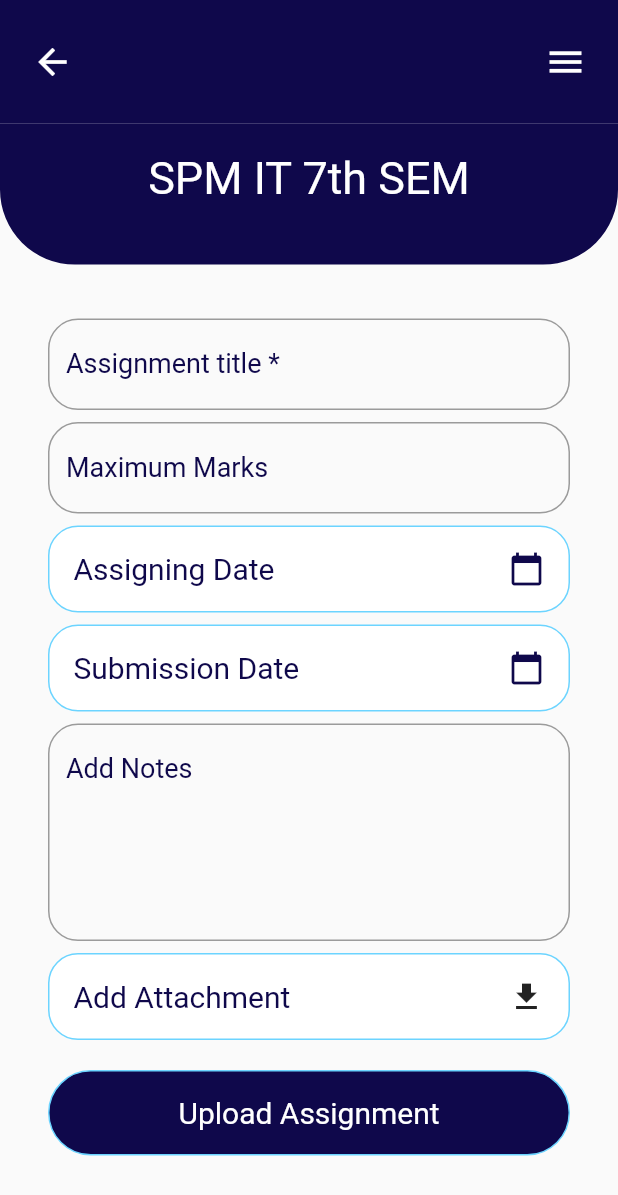
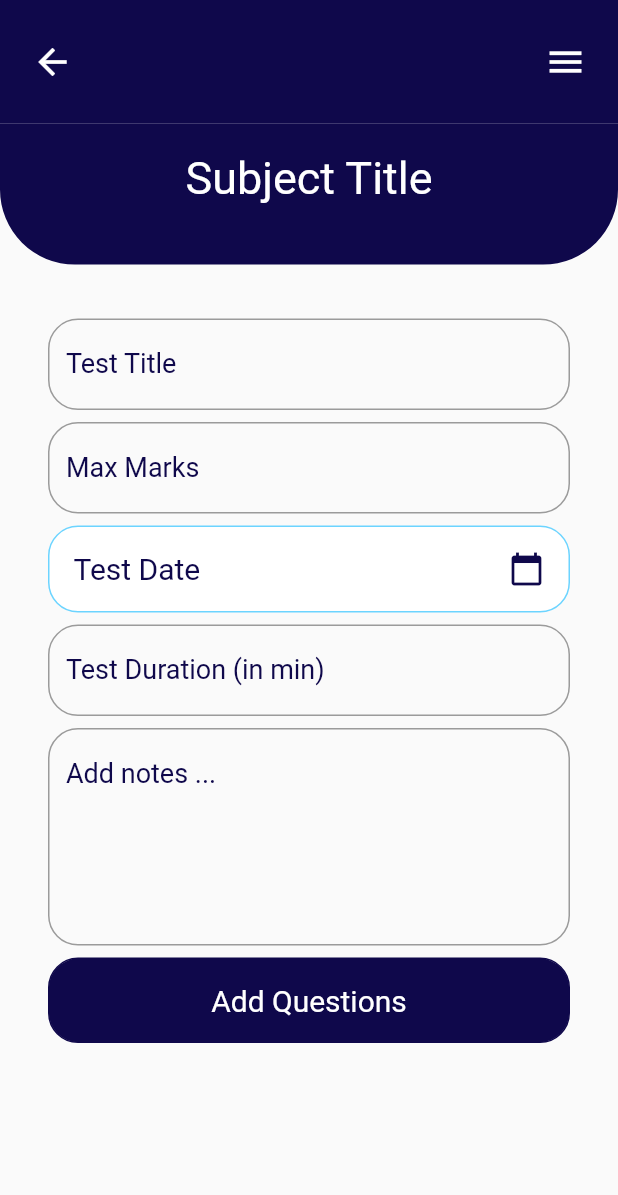
Before and after one commit to Upasana6/learningManagement, a Flutter app: the screen it shows after launch, on a phone screen of 412 x 824 dp. Shown: the top 1195 px of the screen. Run offline on Flutter 3.47's test engine with Material 2 defaults, Android fonts, the phone set to English and light mode, and no system bars; our stand-ins replace file_picker; missing offline and left inert: advance_pdf_viewer.

Commit message:
Some minor changes

```diff
--- a/lib/View/NotesAndAssignments/assignment_showing_page.dart
+++ b/lib/View/NotesAndAssignments/assignment_showing_page.dart
@@ -6,6 +6,7 @@ import 'package:learning_management/View/NotesAndAssignments/details_of_assignme
 import 'package:learning_management/View/NotesAndAssignments/pdf_viewer.dart';
 import 'package:learning_management/View/Widgets/appbar_with_back_and_menu.dart';
 import 'package:learning_management/View/Widgets/extended_appbar.dart';
+import 'package:learning_management/View/Widgets/rounded_rectangle_button.dart';
 import 'package:learning_management/View/Widgets/text.dart';
 import 'package:learning_management/constants.dart';
 
--- a/lib/View/NotesAndAssignments/details_of_assignment_to_upload.dart
+++ b/lib/View/NotesAndAssignments/details_of_assignment_to_upload.dart
@@ -4,7 +4,9 @@ import 'package:flutter/material.dart';
 import 'package:flutter/services.dart';
 import 'package:learning_management/View/NotesAndAssignments/assignment_showing_page.dart';
 import 'package:learning_management/View/Widgets/appbar_with_back_and_menu.dart';
+import 'package:learning_management/View/Widgets/custom_text_field.dart';
 import 'package:learning_management/View/Widgets/extended_appbar.dart';
+import 'package:learning_management/View/Widgets/rounded_rectangle_button.dart';
 import 'package:learning_management/View/Widgets/text.dart';
 import 'package:learning_management/constants.dart';
 import 'package:file_picker/file_picker.dart';
@@ -33,7 +35,6 @@ class _DetailsOfAssignmentToUploadState
     Size size = MediaQuery.of(context).size;
     return Scaffold(
       body: SafeArea(
-        child: SingleChildScrollView(
         child: Column(
           mainAxisSize: MainAxisSize.min,
           children: [
@@ -46,9 +47,8 @@ class _DetailsOfAssignmentToUploadState
               size: size,
               title: 'SPM IT 7th SEM',
             ),
-              form(size, context),
+            SingleChildScrollView(child: form(size, context)),
           ],
-          ),
         ),
       ),
     );
@@ -226,110 +226,3 @@ class _DetailsOfAssignmentToUploadState
     );
   }
 }
-
-class RoundedRectangleButton extends StatelessWidget {
-  const RoundedRectangleButton({
-    Key? key,
-    required this.size,
-    this.onTap,
-    this.child,
-    this.fillColor,
-    this.borderColor,
-    this.radius,
-  }) : super(key: key);
-
-  final Size size;
-  final onTap;
-  final Widget? child;
-  final Color? fillColor;
-  final Color? borderColor;
-  final double? radius;
-
-  @override
-  Widget build(BuildContext context) {
-    return Padding(
-      padding: const EdgeInsets.symmetric(vertical: 4.0),
-      child: Container(
-        width: size.width,
-        decoration: BoxDecoration(
-          color: this.fillColor ?? AppColors.white,
-          border: Border.all(color: this.borderColor ?? AppColors.babyBlue),
-          borderRadius: BorderRadius.all(
-            Radius.circular(this.radius ?? 20),
-          ),
-        ),
-        child: InkWell(
-          onTap: this.onTap,
-          child: Padding(
-            padding: const EdgeInsets.all(16.0),
-            child: this.child,
-          ),
-        ),
-      ),
-    );
-  }
-}
-
-class CustomTextField extends StatelessWidget {
-  const CustomTextField({
-    this.labelText = '',
-    this.keyboardType,
-    this.borderColor,
-    this.textColor,
-    this.maxLines,
-    this.enabled = true,
-    this.minLines,
-    @required this.textEditingController,
-    this.validator,
-  });
-  final String labelText;
-  final TextInputType? keyboardType;
-  final Color? textColor;
-  final Color? borderColor;
-  final int? maxLines;
-  final bool enabled;
-  final int? minLines;
-  final TextEditingController? textEditingController;
-  final validator;
-
-  @override
-  Widget build(BuildContext context) {
-    return Padding(
-      padding: const EdgeInsets.symmetric(vertical: 4.0),
-      child: TextFormField(
-        controller: this.textEditingController,
-        minLines: this.minLines ?? 1,
-        enabled: this.enabled,
-        keyboardType: this.keyboardType ?? TextInputType.text,
-        cursorColor: AppColors.babyBlue,
-        maxLines: maxLines,
-        decoration: InputDecoration(
-          alignLabelWithHint: true,
-          labelText: this.labelText,
-          border: OutlineInputBorder(
-            borderRadius: BorderRadius.all(
-              Radius.circular(20),
-            ),
-            borderSide: BorderSide(
-              // color: AppColors.midnightBlue,
-              color: this.borderColor ?? Colors.black,
-              width: 1,
-            ),
-          ),
-          labelStyle: TextStyle(
-            color: this.textColor ?? AppColors.midnightBlue,
-            fontSize: 18,
-          ),
-        ),
-        style: TextStyle(
-          color: this.textColor ?? AppColors.midnightBlue,
-          fontSize: 18,
-        ),
-        validator: this.validator,
-        // onChanged: (value) {
-        //   // textEditingController?.text = value;
-        // },
-      ),
-    );
-  }
-}
--- /dev/null
+++ b/lib/View/Quiz/quiz_upload.dart
@@ -0,0 +1,160 @@
+import 'package:flutter/material.dart';
+import 'package:learning_management/View/Quiz/add_questions.dart';
+import 'package:learning_management/View/Widgets/appbar_with_back_and_menu.dart';
+import 'package:learning_management/View/Widgets/custom_text_field.dart';
+import 'package:learning_management/View/Widgets/extended_appbar.dart';
+import 'package:learning_management/View/Widgets/rounded_rectangle_button.dart';
+import 'package:learning_management/View/Widgets/text.dart';
+import 'package:learning_management/constants.dart';
+
+class QuizUpload extends StatefulWidget {
+  @override
+  _QuizUploadState createState() => _QuizUploadState();
+}
+
+class _QuizUploadState extends State<QuizUpload> {
+  final TextEditingController titleController = TextEditingController();
+  final TextEditingController marksController = TextEditingController();
+  final TextEditingController durationController = TextEditingController();
+  final TextEditingController noteController = TextEditingController();
+
+  final DateTime dateTime = DateTime.now();
+  DateTime? testDate;
+
+  final _formKey = GlobalKey<FormState>();
+
+  @override
+  Widget build(BuildContext context) {
+    Size size = MediaQuery.of(context).size;
+    return Scaffold(
+      body: SafeArea(
+        child: Column(
+          children: [
+            AppbarWithBackAndMenu(
+              size: size,
+              backgroundColor: AppColors.midnightBlue,
+              buttonColor: AppColors.white,
+            ),
+            ExtendedAppbar(
+              size: size,
+              title: 'Subject Title',
+            ),
+            SingleChildScrollView(
+              child: Padding(
+                padding: const EdgeInsets.all(32.0),
+                child: Form(
+                  key: _formKey,
+                  child: Column(
+                    children: [
+                      CustomTextField(
+                        textEditingController: this.titleController,
+                        labelText: 'Test Title',
+                      ),
+                      CustomTextField(
+                        textEditingController: this.marksController,
+                        labelText: 'Max Marks',
+                      ),
+                      dateSelection(size, context, 'Test Date'),
+                      CustomTextField(
+                        textEditingController: this.durationController,
+                        labelText: 'Test Duration (in min)',
+                        keyboardType: TextInputType.number,
+                      ),
+                      CustomTextField(
+                        textEditingController: noteController,
+                        labelText: 'Add notes ... ',
+                        minLines: 5,
+                      ),
+                      RoundedRectangleButton(
+                        onTap: () {
+                          Navigator.of(context).pushReplacement(
+                            MaterialPageRoute(
+                              builder: (context) => AddQuestions(),
+                            ),
+                          );
+                        },
+                        size: size,
+                        fillColor: AppColors.midnightBlue,
+                        borderColor: AppColors.midnightBlue,
+                        child: Center(
+                          child: MediumText(
+                            text: 'Add Questions',
+                            color: AppColors.white,
+                          ),
+                        ),
+                      ),
+                    ],
+                  ),
+                ),
+              ),
+            ),
+          ],
+        ),
+      ),
+    );
+  }
+
+  void _selectDate(context) async {
+    final DateTime? pickedDate = await showDatePicker(
+      context: context,
+      initialDate: this.dateTime,
+      firstDate: this.dateTime,
+      lastDate: DateTime(this.dateTime.year + 1),
+    );
+    if (pickedDate != null && pickedDate != this.testDate)
+      setState(() {
+        this.testDate = pickedDate;
+        print(pickedDate);
+      });
+  }
+
+  Stack dateSelection(Size size, BuildContext context, String text) {
+    return Stack(
+      children: [
+        RoundedRectangleButton(
+          size: size,
+          // assignmentDate: assignmentStartEndDate[date],
+          onTap: () {
+            _selectDate(context);
+          },
+          child: Row(
+            mainAxisAlignment: MainAxisAlignment.spaceBetween,
+            children: [
+              MediumText(
+                text: this.testDate == null
+                    ? text
+                    : this.testDate!.day.toString() +
+                        '-' +
+                        this.testDate!.month.toString() +
+                        '-' +
+                        this.testDate!.year.toString(),
+              ),
+              this.testDate == null
+                  ? Icon(
+                      Icons.calendar_today,
+                      color: AppColors.midnightBlue,
+                    )
+                  : Container(),
+            ],
+          ),
+          // text: text,
+        ),
+        this.testDate != null
+            ? Positioned(
+                top: -2,
+                left: 16,
+                child: Container(
+                  color: AppColors.white,
+                  // padding: EdgeInsets.symmetric(horizontal: ),
+                  child: Row(
+                    children: [
+                      Text('$text'),
+                    ],
+                  ),
+                ),
+              )
+            : Container(),
+      ],
+    );
+  }
+}
--- /dev/null
+++ b/lib/View/Widgets/custom_text_field.dart
@@ -0,0 +1,66 @@
+import 'package:flutter/material.dart';
+import 'package:learning_management/constants.dart';
+
+class CustomTextField extends StatelessWidget {
+  const CustomTextField({
+    this.labelText = '',
+    this.keyboardType,
+    this.borderColor,
+    this.textColor,
+    this.maxLines,
+    this.enabled = true,
+    this.minLines,
+    @required this.textEditingController,
+    this.validator,
+  });
+  final String labelText;
+  final TextInputType? keyboardType;
+  final Color? textColor;
+  final Color? borderColor;
+  final int? maxLines;
+  final bool enabled;
+  final int? minLines;
+  final TextEditingController? textEditingController;
+  final validator;
+
+  @override
+  Widget build(BuildContext context) {
+    return Padding(
+      padding: const EdgeInsets.symmetric(vertical: 4.0),
+      child: TextFormField(
+        controller: this.textEditingController,
+        minLines: this.minLines ?? 1,
+        enabled: this.enabled,
+        keyboardType: this.keyboardType ?? TextInputType.text,
+        cursorColor: AppColors.babyBlue,
+        maxLines: maxLines,
+        decoration: InputDecoration(
+          alignLabelWithHint: true,
+          labelText: this.labelText,
+          border: OutlineInputBorder(
+            borderRadius: BorderRadius.all(
+              Radius.circular(20),
+            ),
+            borderSide: BorderSide(
+              // color: AppColors.midnightBlue,
+              color: this.borderColor ?? Colors.black,
+              width: 1,
+            ),
+          ),
+          labelStyle: TextStyle(
+            color: this.textColor ?? AppColors.midnightBlue,
+            fontSize: 18,
+          ),
+        ),
+        style: TextStyle(
+          color: this.textColor ?? AppColors.midnightBlue,
+          fontSize: 18,
+        ),
+        validator: this.validator,
+        // onChanged: (value) {
+        //   // textEditingController?.text = value;
+        // },
+      ),
+    );
+  }
+}
--- /dev/null
+++ b/lib/View/Widgets/rounded_rectangle_button.dart
@@ -0,0 +1,45 @@
+import 'package:flutter/material.dart';
+import 'package:learning_management/constants.dart';
+
+class RoundedRectangleButton extends StatelessWidget {
+  const RoundedRectangleButton({
+    Key? key,
+    required this.size,
+    this.onTap,
+    this.child,
+    this.fillColor,
+    this.borderColor,
+    this.radius,
+  }) : super(key: key);
+
+  final Size size;
+  final onTap;
+  final Widget? child;
+  final Color? fillColor;
+  final Color? borderColor;
+  final double? radius;
+
+  @override
+  Widget build(BuildContext context) {
+    return Padding(
+      padding: const EdgeInsets.symmetric(vertical: 4.0),
+      child: Container(
+        width: size.width,
+        decoration: BoxDecoration(
+          color: this.fillColor ?? AppColors.white,
+          border: Border.all(color: this.borderColor ?? AppColors.babyBlue),
+          borderRadius: BorderRadius.all(
+            Radius.circular(this.radius ?? 20),
+          ),
+        ),
+        child: InkWell(
+          onTap: this.onTap,
+          child: Padding(
+            padding: const EdgeInsets.all(16.0),
+            child: this.child,
+          ),
+        ),
+      ),
+    );
+  }
+}
--- a/lib/main.dart
+++ b/lib/main.dart
@@ -1,5 +1,6 @@
 import 'package:flutter/material.dart';
 import 'package:learning_management/View/NotesAndAssignments/details_of_assignment_to_upload.dart';
+import 'package:learning_management/View/Quiz/quiz_upload.dart';
 import 'package:learning_management/View/class_detail_for_teacher.dart';
 import 'package:learning_management/View/classes.dart';
 
@@ -19,7 +20,8 @@ class MyApp extends StatelessWidget {
       /// Splash Page will be called here
       // home: PdfViewer(),
       // home: ClassDetailForTeacher(),
-      home: DetailsOfAssignmentToUpload(),
+      // home: DetailsOfAssignmentToUpload(),
+      home: QuizUpload(),
     );
   }
 }
```
Also changed, not shown: lib/View/NotesAndAssignments/pdf_viewer.dart (+69 -71 lines), lib/View/Quiz/add_questions.dart (added, +25 -0 lines), lib/Controller/test_questions.dart (added), 1 other file. Lines whose indentation alone changed are shown as unchanged.
